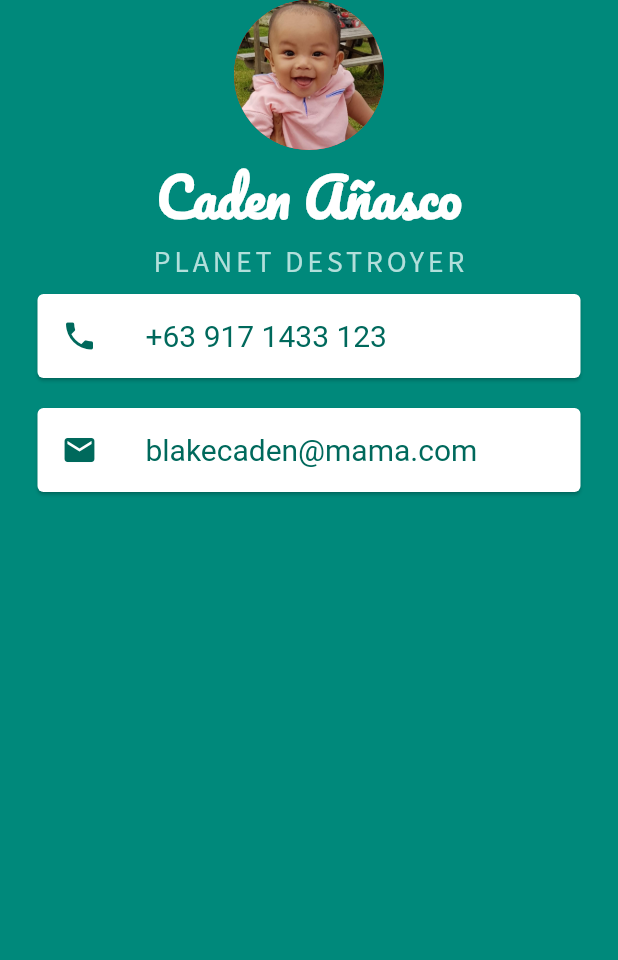
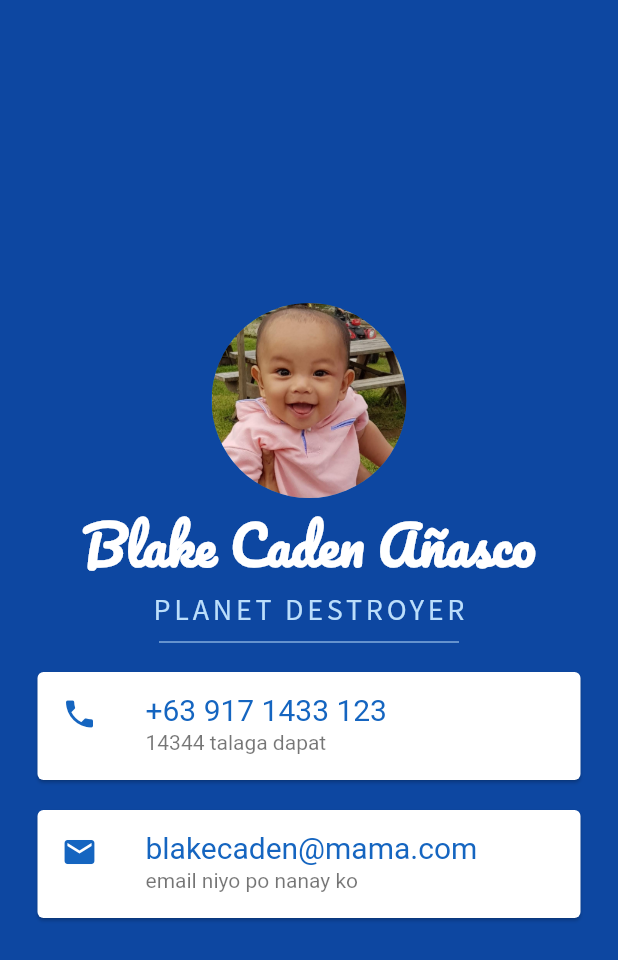
Before and after one commit to bertanasco/flutterathome, a Flutter app: the screen it shows after launch, on a phone screen of 412 x 824 dp. Shown: the top 960 px of the screen. Run offline on Flutter 3.47's test engine with Material 2 defaults, Android fonts, the phone set to English and light mode, and no system bars.

Commit message:
FInished section 6 challenge

```diff
--- a/appbrewery/section_06/mi_card_flutter/lib/main.dart
+++ b/appbrewery/section_06/mi_card_flutter/lib/main.dart
@@ -9,17 +9,17 @@ class MyApp extends StatelessWidget {
   Widget build(BuildContext context) {
     return MaterialApp(
       home: Scaffold(
-          backgroundColor: Colors.teal.shade600,
+          backgroundColor: Colors.blue.shade900,
           body: SafeArea(
             child: Column(
+              mainAxisAlignment: MainAxisAlignment.center,
               children: <Widget>[
                 CircleAvatar(
-                  backgroundColor: Colors.red,
                   backgroundImage: AssetImage('images/caden.png'),
-                  radius: 50,
+                  radius: 65,
                 ),
                 Text(
-                  'Caden Añasco',
+                  'Blake Caden Añasco',
                   style: TextStyle(
                     color: Colors.white,
                     fontSize: 35,
@@ -30,10 +30,17 @@ class MyApp extends StatelessWidget {
                 Text(
                   'PLANET DESTROYER',
                   style: TextStyle(
-                    color: Colors.teal.shade100,
+                    color: Colors.blue.shade100,
                     fontFamily: 'SourceSansPro',
                     fontSize: 20,
                     letterSpacing: 2.5,
+                  ),
+                ),
+                SizedBox(
+                  height: 20.0,
+                  width: 200.0,
+                  child: Divider(
+                    color: Colors.blue.shade100,
                   ),
                 ),
                 Card(
@@ -45,13 +52,14 @@ class MyApp extends StatelessWidget {
                   child: ListTile(
                     leading: Icon(
                       Icons.phone,
-                      color: Colors.teal.shade800,
+                      color: Colors.blue.shade800,
                     ),
+                    subtitle: Text('14344 talaga dapat'),
                     title: Text(
                       '+63 917 1433 123',
                       style: TextStyle(
                         fontSize: 20,
-                        color: Colors.teal.shade800,
+                        color: Colors.blue.shade800,
                       ),
                     ),
                   ),
@@ -65,15 +73,16 @@ class MyApp extends StatelessWidget {
                   child: ListTile(
                     leading: Icon(
                       Icons.email,
-                      color: Colors.teal.shade800,
+                      color: Colors.blue.shade800,
                     ),
                     title: Text(
                       'blakecaden@mama.com',
                       style: TextStyle(
                         fontSize: 20,
-                        color: Colors.teal.shade800,
+                        color: Colors.blue.shade800,
                       ),
                     ),
+                    subtitle: Text('email niyo po nanay ko'),
                   ),
                 ),
               ],
```
